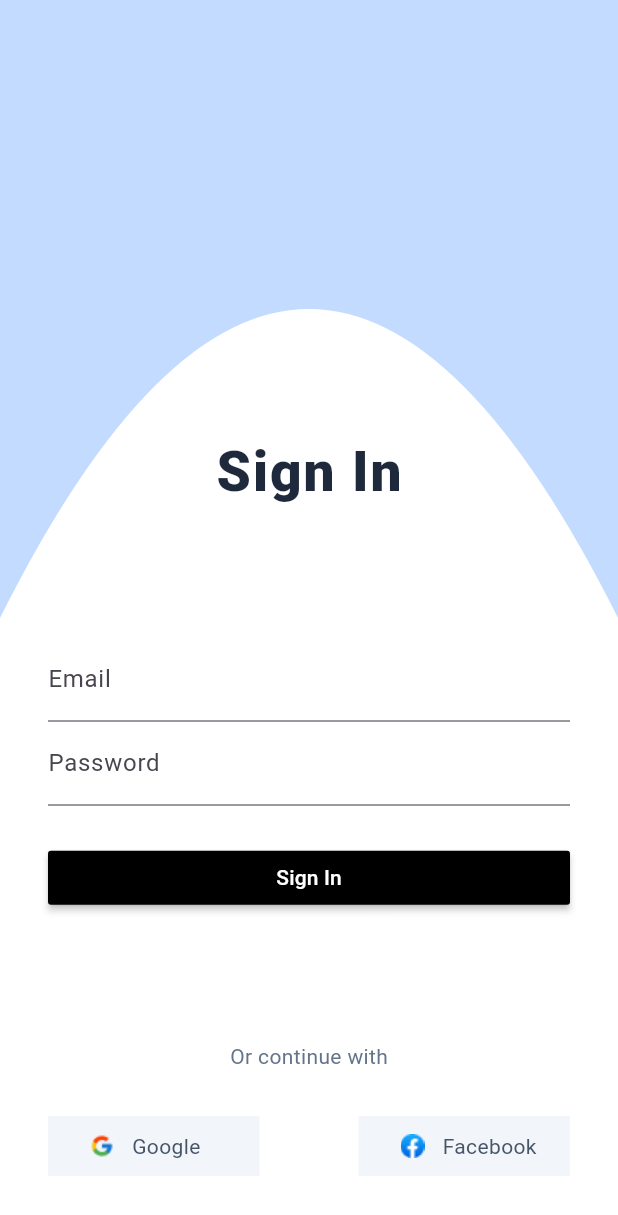
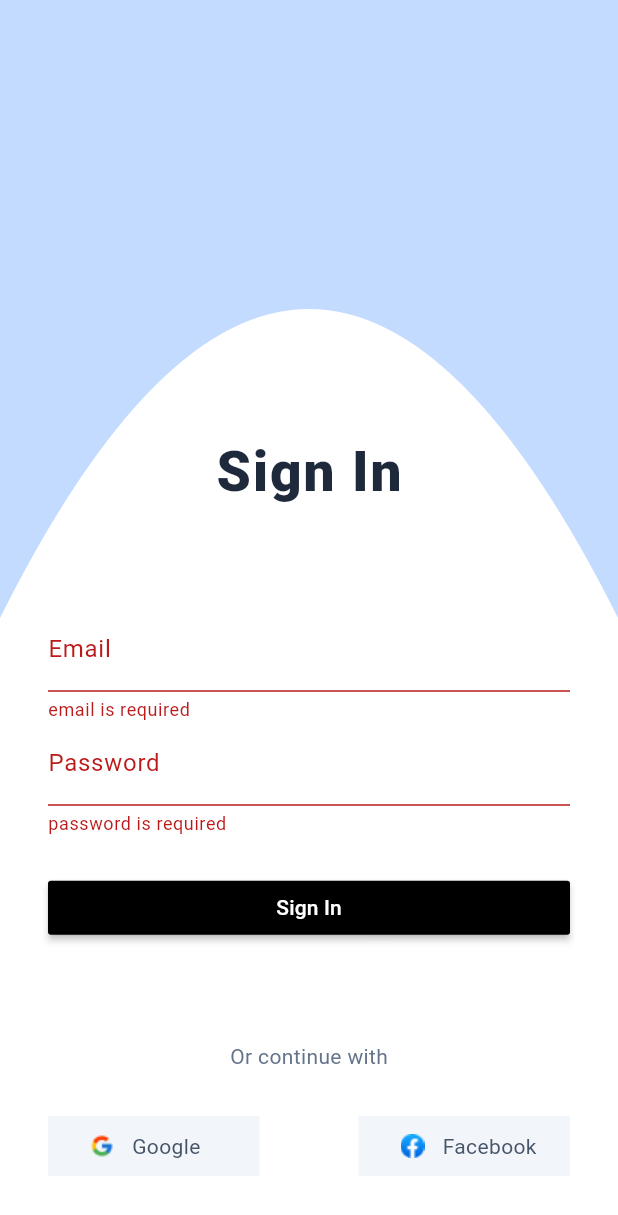
Before and after one commit to youssefhedefa/chat_app, a Flutter app: the RegisterView screen opened by its route, after a tap on "Sign In", on a phone screen of 412 x 824 dp. Shown: the top 1215 px of the screen. Run offline on Flutter 3.47's test engine with Material 2 defaults, Android fonts, the phone set to English and light mode, and no system bars; our stand-ins replace firebase_auth, firebase_core, flutter_screenutil, google_fonts; accounts and stored records are empty.

Commit message:
complete form validation and log in auth

```diff
--- /dev/null
+++ b/lib/core/utils/firebase_methods.dart
@@ -0,0 +1,43 @@
+import 'package:firebase_auth/firebase_auth.dart';
+import 'package:flutter/material.dart';
+
+import 'my_routes.dart';
+
+class FireBaseMethods
+{
+  static Future<void> registerUser(BuildContext context,String email, String password) async {
+    await FirebaseAuth.instance.createUserWithEmailAndPassword(
+      email: email,
+      password: password,
+    ); //credential
+    showSuccessMessageToSignIn(context);
+  }
+
+  static Future<void> logInUser(BuildContext context,String email, String password) async {
+    await FirebaseAuth.instance.signInWithEmailAndPassword(
+      email: email,
+      password: password,
+    ); //credential
+    showSuccessMessageToLogIn(context);
+  }
+
+
+  static void showSnackBar(BuildContext context, String message) {
+    ScaffoldMessenger.of(context).showSnackBar(
+      SnackBar(
+        content: Text(message),
+      ),
+    );
+  }
+
+  static void showSuccessMessageToSignIn(BuildContext context){
+    showSnackBar(context, 'Success');
+    Navigator.pushNamed(context, MyRoutes.kLogIn);
+  }
+
+  static void showSuccessMessageToLogIn(BuildContext context){
+    showSnackBar(context, 'Success');
+    //Navigator.pushNamed(context, MyRoutes.kLogIn);
+  }
+
+}
--- a/lib/core/utils/my_routes.dart
+++ b/lib/core/utils/my_routes.dart
@@ -4,6 +4,7 @@ import 'package:flutter/material.dart';
 
 class MyRoutes
 {
+  static const kLogIn = '/LogIn';
   static const kSignIn = '/SignIn';
 
 
@@ -14,6 +15,9 @@ class MyRoutes
         return MaterialPageRoute(builder: (context) => const LogInView(),);
       case kSignIn:
         return MaterialPageRoute(builder: (context) => const RegisterView(),);
+      case kLogIn:
+        return MaterialPageRoute(builder: (context) => const LogInView(),);
+
     }
 
 
--- a/lib/features/login/presentation/views/widgets/custom_text_form_field.dart
+++ b/lib/features/login/presentation/views/widgets/custom_text_form_field.dart
@@ -1,11 +1,12 @@
 import 'package:flutter/material.dart';
 
 class CustomTextFormField extends StatelessWidget {
-  const CustomTextFormField({Key? key, this.keyboardType,required this.label, required this.onChanged}) : super(key: key);
+  const CustomTextFormField({Key? key, this.keyboardType,required this.label, required this.onChanged, this.validator}) : super(key: key);
 
   final TextInputType? keyboardType;
   final String label;
   final void Function(String) onChanged;
+  final String? Function(String?)? validator;
   @override
   Widget build(BuildContext context) {
     return TextFormField(
@@ -16,6 +17,7 @@ class CustomTextFormField extends StatelessWidget {
         ),
       ),
       onChanged: onChanged,
+      validator: validator,
     );
   }
 }
--- a/lib/features/login/presentation/views/widgets/log_in_information_part.dart
+++ b/lib/features/login/presentation/views/widgets/log_in_information_part.dart
@@ -1,11 +1,10 @@
 import 'package:chat_app/core/utils/my_assets.dart';
 import 'package:chat_app/core/utils/my_routes.dart';
 import 'package:chat_app/core/utils/widgets/welcom_panel_text.dart';
+import 'package:chat_app/features/signin/presentation/view/widgets/custom_form.dart';
 import 'package:flutter/material.dart';
 import 'package:flutter_screenutil/flutter_screenutil.dart';
-import 'custom_material_button.dart';
 import 'custom_social_media_container.dart';
-import 'custom_text_form_field.dart';
 
 class LogInInformationPart extends StatelessWidget {
   const LogInInformationPart({Key? key}) : super(key: key);
@@ -23,29 +22,22 @@ class LogInInformationPart extends StatelessWidget {
               height: 50.h,
             ),
           ),
-          Form(
-            child: Column(
-              mainAxisSize: MainAxisSize.max,
-              children: [
-                CustomTextFormField(
-                  label: 'Email',
-                  keyboardType: TextInputType.emailAddress,
-                  onChanged: (value) {},
-                ),
-                CustomTextFormField(
-                  label: 'Password',
-                  keyboardType: TextInputType.visiblePassword,
-                  onChanged: (value) {},
-                ),
-                const SizedBox(
-                  height: 24,
-                ),
-                CustomMaterialButton(
-                  label: 'Log In',
-                  onPressed: () {},
-                ),
-              ],
-            ),
+          CustomForm(
+            buttonLabel: 'Log In',
+            emailValidator: (value) {
+              if (value!.isEmpty) {
+                return 'email is required';
+              }
+              return null;
+            },
+            passwordValidator: (value) {
+              if (value!.isEmpty) {
+                return 'password is required';
+              }
+              return null;
+            },
+            viewName: 'log in',
+
           ),
           const Expanded(
               child: SizedBox(
--- a/lib/features/signin/presentation/view/register_view.dart
+++ b/lib/features/signin/presentation/view/register_view.dart
@@ -9,7 +9,9 @@ class RegisterView extends StatelessWidget {
   Widget build(BuildContext context) {
     return const Scaffold(
       resizeToAvoidBottomInset: false,
-      body: BackGroundPart(child: RegistrationInformation(),),
+      body: BackGroundPart(
+        child: RegistrationInformation(),
+      ),
     );
   }
 }
--- /dev/null
+++ b/lib/features/signin/presentation/view/widgets/custom_form.dart
@@ -0,0 +1,101 @@
+import 'package:chat_app/core/utils/firebase_methods.dart';
+import 'package:firebase_auth/firebase_auth.dart';
+import 'package:flutter/material.dart';
+import '../../../../login/presentation/views/widgets/custom_material_button.dart';
+import '../../../../login/presentation/views/widgets/custom_text_form_field.dart';
+
+class CustomForm extends StatefulWidget {
+  const CustomForm({
+    Key? key,
+    required this.buttonLabel,
+    this.emailValidator,
+    this.passwordValidator, required this.viewName,
+  }) : super(key: key);
+
+  final String buttonLabel;
+  final String viewName;
+  final String? Function(String?)? emailValidator;
+  final String? Function(String?)? passwordValidator;
+
+  @override
+  State<CustomForm> createState() => _CustomFormState();
+}
+
+class _CustomFormState extends State<CustomForm> {
+  GlobalKey<FormState> formKey = GlobalKey();
+
+  @override
+  Widget build(BuildContext context) {
+    String? password;
+    String? email;
+    return Form(
+      key: formKey,
+      child: Column(
+        mainAxisSize: MainAxisSize.max,
+        children: [
+          CustomTextFormField(
+            label: 'Email',
+            keyboardType: TextInputType.emailAddress,
+            onChanged: (value) {
+              email = value;
+            },
+            validator: widget.emailValidator,
+          ),
+          CustomTextFormField(
+            label: 'Password',
+            keyboardType: TextInputType.visiblePassword,
+            onChanged: (value) {
+              password = value;
+            },
+            validator: widget.passwordValidator,
+          ),
+          const SizedBox(
+            height: 24,
+          ),
+          CustomMaterialButton(
+            label: widget.buttonLabel,
+            onPressed: () async {
+              if (formKey.currentState!.validate()) {
+                if(widget.viewName == 'sign in'){
+                  try {
+                    await FireBaseMethods.registerUser(
+                        context, email!, password!);
+                  } on FirebaseAuthException catch (e) {
+                    if (e.code == 'weak-password') {
+                      FireBaseMethods.showSnackBar(context, 'Weak password');
+                    } else if (e.code == 'email-already-in-use') {
+                      FireBaseMethods.showSnackBar(
+                          context, 'Email already in use');
+                    }
+                  } catch (e) {
+                    FireBaseMethods.showSnackBar(context, 'Try again');
+                  }
+                }
+                else if(widget.viewName == 'log in') {
+                  try {
+                    await FireBaseMethods.logInUser(
+                        context, email!, password!);
+                  } on FirebaseAuthException catch (e) {
+                    if (e.code == 'user-not-found') {
+                      FireBaseMethods.showSnackBar(context, 'User Not Found');
+                    } else if (e.code == 'wrong-password') {
+                      FireBaseMethods.showSnackBar(
+                          context, 'Wrong Password');
+                    }
+                    else
+                    {
+                      print(e.code.toString());
+                    }
+                  } catch (e) {
+                    FireBaseMethods.showSnackBar(context, 'Try again');
+                  }
+                }
+
+              }
+            },
+          ),
+        ],
+      ),
+    );
+  }
+}
--- a/lib/features/signin/presentation/view/widgets/registration_information.dart
+++ b/lib/features/signin/presentation/view/widgets/registration_information.dart
@@ -1,20 +1,15 @@
 import 'package:chat_app/core/utils/widgets/welcom_panel_text.dart';
 import 'package:chat_app/features/login/presentation/views/widgets/custom_social_media_container.dart';
-import 'package:chat_app/features/login/presentation/views/widgets/custom_text_form_field.dart';
-import 'package:firebase_auth/firebase_auth.dart';
+import 'package:chat_app/features/signin/presentation/view/widgets/custom_form.dart';
 import 'package:flutter/material.dart';
 import 'package:flutter_screenutil/flutter_screenutil.dart';
-
 import '../../../../../core/utils/my_assets.dart';
-import '../../../../login/presentation/views/widgets/custom_material_button.dart';
 
 class RegistrationInformation extends StatelessWidget {
   const RegistrationInformation({Key? key}) : super(key: key);
 
   @override
   Widget build(BuildContext context) {
-    String? password;
-    String? email;
     return Padding(
       padding: const EdgeInsets.symmetric(horizontal: 32.0),
       child: Column(
@@ -26,50 +21,32 @@ class RegistrationInformation extends StatelessWidget {
               height: 50.h,
             ),
           ),
-          Form(
-            child: Column(
-              mainAxisSize: MainAxisSize.max,
-              children: [
-                CustomTextFormField(
-                  label: 'Email',
-                  keyboardType: TextInputType.emailAddress,
-                  onChanged: (value) {
-                    email = value;
-                  },
-                ),
-                CustomTextFormField(
-                  label: 'Password',
-                  keyboardType: TextInputType.visiblePassword,
-                  onChanged: (value) {
-                    password = value;
-                  },
-                ),
-                const SizedBox(
-                  height: 24,
-                ),
-                CustomMaterialButton(
-                  label: 'Sign In',
-                  onPressed: () async {
-                    final credential = await FirebaseAuth.instance.createUserWithEmailAndPassword(
-                        email: email!,
-                        password: password!,
-                    ); //credential
-                    print(credential.user!.email.toString());
-                  },
-                ),
-              ],
+          CustomForm(
+            buttonLabel: 'Sign In',
+            emailValidator: (value) {
+              if (value!.isEmpty) {
+                return 'email is required';
+              }
+              return null;
+            },
+            passwordValidator: (value) {
+              if (value!.isEmpty) {
+                return 'password is required';
+              }
+              return null;
+            },
+            viewName: 'sign in',
+          ),
+          const Expanded(
+            child: SizedBox(
+              height: 2,
             ),
           ),
-          const Expanded(
-              child: SizedBox(
-            height: 2,
-          )),
           const Text(
             'Or continue with',
             style: TextStyle(
               color: Color(0xFF64748B),
               fontSize: 14,
-              fontFamily: 'Roboto',
               fontWeight: FontWeight.w400,
               height: 1.43,
             ),
--- a/pubspec.yaml
+++ b/pubspec.yaml
@@ -40,6 +40,7 @@ dependencies:
   cupertino_icons: ^1.0.2
   firebase_core: ^2.15.1
   firebase_auth: ^4.7.3
+  modal_progress_hud_nsn: ^0.4.0
 
 dev_dependencies:
   flutter_test:
```
Also changed, not shown: pubspec.lock, 5 other files.
